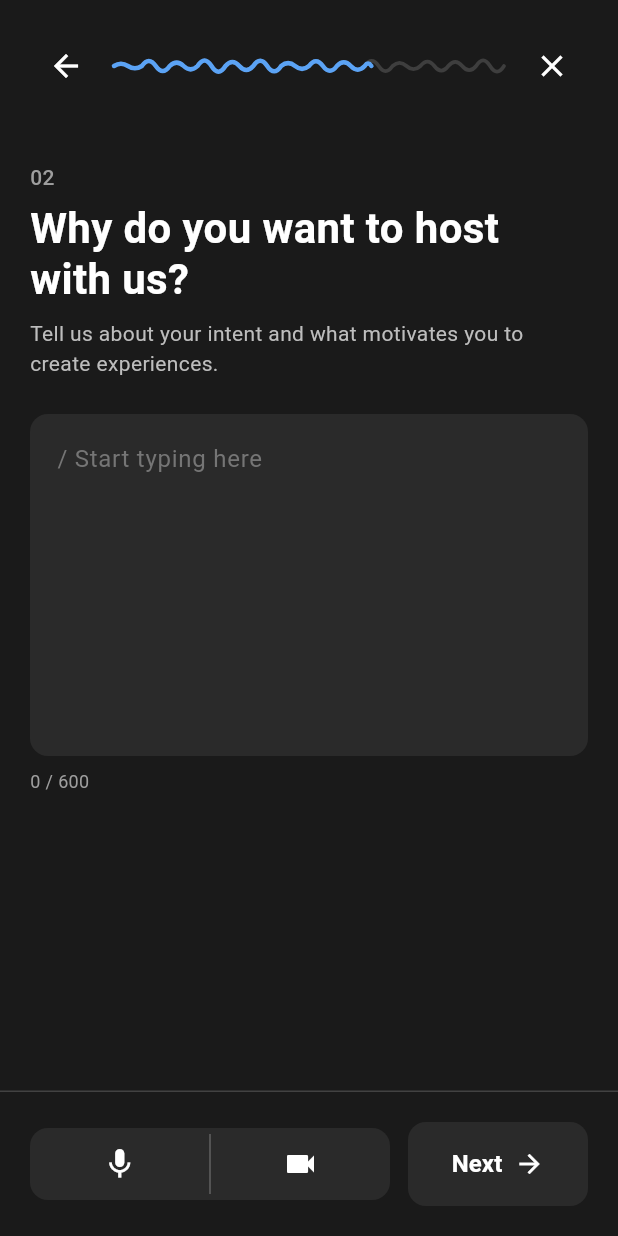
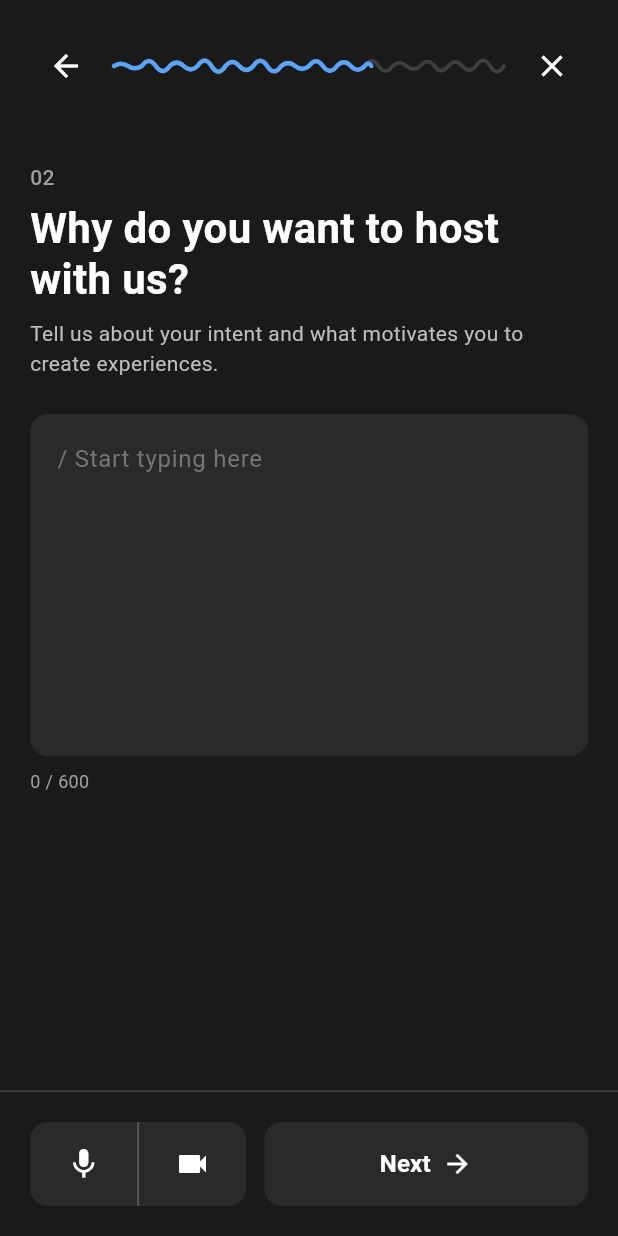
Before and after one commit to komalsingh22/hostspot_app, a Flutter app: the QuestionScreen screen opened directly, on a phone screen of 412 x 824 dp. Run offline on Flutter 3.47's test engine with Material 3 defaults, Android fonts, the light colour scheme and no system bars; our stand-ins replace audioplayers, cached_network_image, camera, chewie, dio, flutter_riverpod and 2 more; missing offline and left inert: record; network calls fail; Roboto replaces fonts that are missing (SF Pro Display).

Commit message:
update the code

```diff
--- a/lib/screens/question_screen.dart
+++ b/lib/screens/question_screen.dart
@@ -12,35 +12,16 @@ class QuestionScreen extends ConsumerStatefulWidget {
   ConsumerState<QuestionScreen> createState() => _QuestionScreenState();
 }
 
-class _QuestionScreenState extends ConsumerState<QuestionScreen>
-    with SingleTickerProviderStateMixin {
+class _QuestionScreenState extends ConsumerState<QuestionScreen> {
   final TextEditingController _textController = TextEditingController();
   final int _maxCharacterLimit = 600;
   final GlobalKey<AudioRecorderWidgetState> _audioRecorderKey = GlobalKey();
   final GlobalKey<VideoRecorderWidgetState> _videoRecorderKey = GlobalKey();
-  late AnimationController _buttonAnimationController;
-  late Animation<double> _buttonWidthAnimation;
 
   @override
   void initState() {
     super.initState();
     _textController.addListener(_onTextChanged);
-
-    // Animation for button width
-    _buttonAnimationController = AnimationController(
-      vsync: this,
-      duration: const Duration(milliseconds: 300),
-    );
-    _buttonWidthAnimation =
-        Tween<double>(
-          begin: 0.7, // 70% width when buttons are visible
-          end: 1.0, // 100% width when buttons are hidden
-        ).animate(
-          CurvedAnimation(
-            parent: _buttonAnimationController,
-            curve: Curves.easeInOut,
-          ),
-        );
   }
 
   void _onTextChanged() {
@@ -60,19 +41,7 @@ class _QuestionScreenState extends ConsumerState<QuestionScreen>
   void dispose() {
     _textController.removeListener(_onTextChanged);
     _textController.dispose();
-    _buttonAnimationController.dispose();
     super.dispose();
-  }
-
-  void _updateButtonAnimation() {
-    final questionState = ref.read(questionProvider);
-    final hasMedia = questionState.hasMedia;
-
-    if (hasMedia) {
-      _buttonAnimationController.forward();
-    } else {
-      _buttonAnimationController.reverse();
-    }
   }
 
   void _handleNext() {
@@ -103,11 +72,6 @@ class _QuestionScreenState extends ConsumerState<QuestionScreen>
   Widget build(BuildContext context) {
     final questionState = ref.watch(questionProvider);
     final characterCount = _textController.text.length;
-
-    // Update animation based on media state
-    WidgetsBinding.instance.addPostFrameCallback((_) {
-      _updateButtonAnimation();
-    });
 
     return Scaffold(
       backgroundColor: const Color(0xFF1A1A1A),
@@ -182,7 +146,8 @@ class _QuestionScreenState extends ConsumerState<QuestionScreen>
         children: [
           // Back button
           IconButton(
-            icon: const Icon(Icons.arrow_back, color: Colors.white),
+            icon: const Icon(Icons.arrow_back, color: Colors.white, size: 24),
+            iconSize: 24,
             onPressed: () => Navigator.pop(context),
           ),
           // Progress indicator - Blue waveform
@@ -199,7 +164,8 @@ class _QuestionScreenState extends ConsumerState<QuestionScreen>
           ),
           // Close button
           IconButton(
-            icon: const Icon(Icons.close, color: Colors.white),
+            icon: const Icon(Icons.close, color: Colors.white, size: 24),
+            iconSize: 24,
             onPressed: () => Navigator.pop(context),
           ),
         ],
@@ -251,9 +217,6 @@ class _QuestionScreenState extends ConsumerState<QuestionScreen>
   Widget _buildBottomActionBar(QuestionState questionState) {
     final hasMedia = questionState.hasMedia;
 
-    return AnimatedBuilder(
-      animation: _buttonWidthAnimation,
-      builder: (context, child) {
     return Container(
       padding: const EdgeInsets.all(20),
       decoration: BoxDecoration(
@@ -264,8 +227,9 @@ class _QuestionScreenState extends ConsumerState<QuestionScreen>
         children: [
           // Record buttons (hidden when media is recorded)
           if (!hasMedia) ...[
-                Expanded(
-                  flex: 2,
+            SizedBox(
+              width: MediaQuery.of(context).size.width * 0.35,
+              height: 56,
               child: Container(
                 decoration: BoxDecoration(
                   color: const Color(0xFF2A2A2A),
@@ -289,7 +253,7 @@ class _QuestionScreenState extends ConsumerState<QuestionScreen>
                     // Separator
                     Container(
                       width: 1,
-                          height: 40,
+                      height: 56,
                       color: Colors.grey[700],
                     ),
                     // Video button
@@ -313,8 +277,6 @@ class _QuestionScreenState extends ConsumerState<QuestionScreen>
           ],
           // Next button (animated width)
           Expanded(
-                flex: (hasMedia ? 1.0 : _buttonWidthAnimation.value * 1.0)
-                    .round(),
             child: SizedBox(
               width: double.infinity,
               height: 56,
@@ -348,8 +310,6 @@ class _QuestionScreenState extends ConsumerState<QuestionScreen>
         ],
       ),
     );
-      },
-    );
   }
 
   Widget _buildRecordButton({
@@ -361,7 +321,8 @@ class _QuestionScreenState extends ConsumerState<QuestionScreen>
       onTap: onTap,
       borderRadius: BorderRadius.circular(12),
       child: Container(
-        padding: const EdgeInsets.symmetric(vertical: 12),
+        height: 56,
+        alignment: Alignment.center,
         child: Icon(
           icon,
           color: isActive ? const Color(0xFF5BA3F5) : Colors.white,
--- a/lib/widgets/description_text_field.dart
+++ b/lib/widgets/description_text_field.dart
@@ -86,7 +86,7 @@ class _DescriptionTextFieldState extends State<DescriptionTextField>
             boxShadow: _isFocused
                 ? [
                     BoxShadow(
-                      color: const Color(0xFF5BA3F5).withOpacity(0.5),
+                      color: const Color(0xFF5BA3F5).withAlpha((255 * 0.5).round()),
                       blurRadius: 8.0,
                       spreadRadius: 1.0,
                     ),
```
Also changed, not shown: lib/providers/question_provider.dart (+45 -6 lines), lib/screens/video_player_screen.dart (+49 -11 lines), lib/widgets/audio_recorder_widget.dart (+65 -5 lines), lib/widgets/video_recorder_widget.dart (+29 -7 lines). Lines whose indentation alone changed are shown as unchanged.
